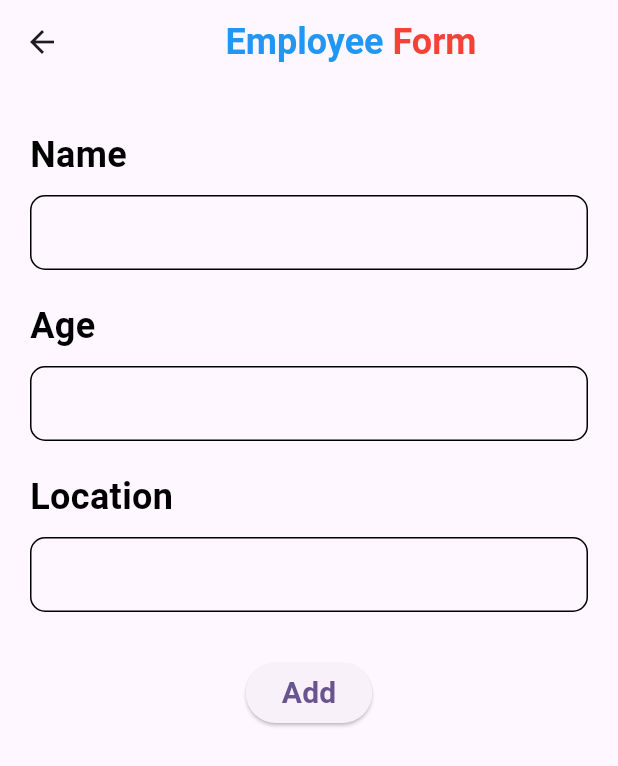
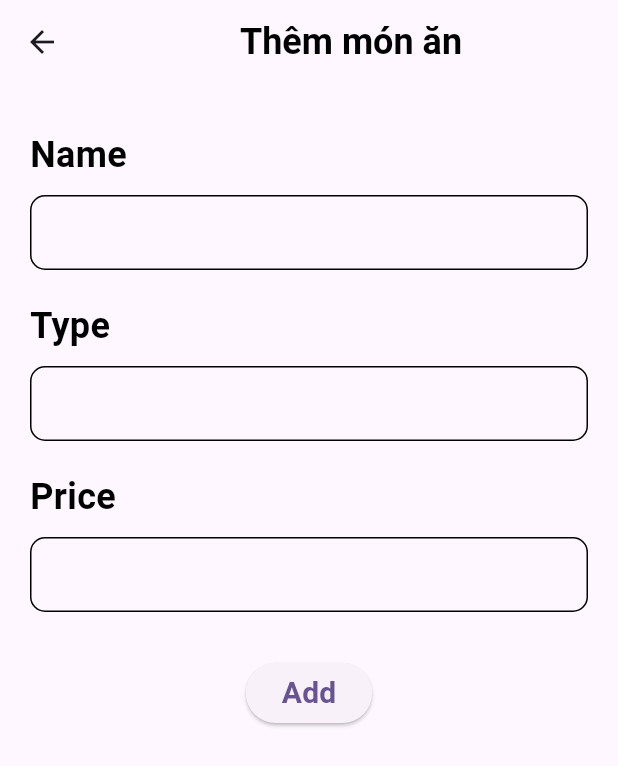
Before and after one commit to zanhoz/crud_gk, a Flutter app: the Home screen opened directly, after a tap on the "add" icon, on a phone screen of 412 x 824 dp. Shown: the top 766 px of the screen. Run offline on Flutter 3.47's test engine with Material 3 defaults, Android fonts, the phone set to English and light mode, and no system bars; our stand-ins replace cloud_firestore, firebase_core, fluttertoast, random_string; accounts and stored records are empty.

Commit message:
day code len lan 2

```diff
--- a/lib/pages/home.dart
+++ b/lib/pages/home.dart
@@ -1,5 +1,5 @@
 import 'package:cloud_firestore/cloud_firestore.dart';
-import 'package:crud_gk/pages/employee.dart';
+import 'package:crud_gk/pages/product.dart';
 import 'package:crud_gk/service/database.dart';
 import 'package:flutter/material.dart';
 
@@ -12,12 +12,12 @@ class Home extends StatefulWidget {
 
 class _HomeState extends State<Home> {
   TextEditingController namecontroller = new TextEditingController();
-  TextEditingController agecontroller = new TextEditingController();
-  TextEditingController locationcontroller = new TextEditingController();
-  Stream? EmployeeStream;
+  TextEditingController producttypecontroller = new TextEditingController();
+  TextEditingController pricecontroller = new TextEditingController();
+  Stream? ProductStream;
 
   getontheload() async{
-    EmployeeStream = await DatabaseMethods().getEmployeeDetails();
+    ProductStream = await DatabaseMethods().getProductDetails();
     setState(() {
 
     });
@@ -28,9 +28,9 @@ class _HomeState extends State<Home> {
     super.initState();
   }
 
-  Widget allEmployeeDetails() {
+  Widget allProductDetails() {
     return StreamBuilder(
-      stream: EmployeeStream,
+      stream: ProductStream,
       builder: (context, AsyncSnapshot snapshot) {
         return snapshot.hasData
             ? ListView.builder(
@@ -67,22 +67,22 @@ class _HomeState extends State<Home> {
                           GestureDetector(
                               onTap: (){
                                 namecontroller.text=ds["Name"];
-                                    agecontroller.text = ds["Age"];
-                                    locationcontroller.text= ds["Location"];
-                                    EditEmployeeDetail(ds["Id"]);
+                                producttypecontroller.text = ds["Type"];
+                                pricecontroller.text= ds["Price"];
+                                EditProductDetail(ds["Id"]);
                               },
                               child: Icon(Icons.edit, color: Colors.red,)),
                           SizedBox(width: 5.0,),
                           GestureDetector(
                               onTap: () async{
-                                      await DatabaseMethods().deleteEmployeeDetail(ds["Id"]);
+                                await DatabaseMethods().deleteProductDetails(ds["Id"]);
 
                               },
                               child: Icon(Icons.delete, color: Colors.red,))
                         ],
                       ),
                       Text(
-                            "Age: "+ds["Age"],
+                        "Type: "+ds["Type"],
                         style: TextStyle(
                           color: Colors.yellow,
                           fontSize: 20.0,
@@ -90,7 +90,7 @@ class _HomeState extends State<Home> {
                         ),
                       ),
                       Text(
-                            "Location: "+ds["Location"],
+                        "Price: "+ds["Price"],
                         style: TextStyle(
                           color: Colors.blue,
                           fontSize: 20.0,
@@ -116,7 +116,7 @@ class _HomeState extends State<Home> {
         onPressed: () {
           Navigator.push(
             context,
-            MaterialPageRoute(builder: (context) => Employee()),
+            MaterialPageRoute(builder: (context) => Product()),
           ); // bam vao + de qua trang moi
         },
         child: Icon(Icons.add),
@@ -150,13 +150,13 @@ class _HomeState extends State<Home> {
         margin: EdgeInsets.only(left: 20.0, right: 20.0, top: 30.0),
         child: Column(
           children: [
-           Expanded(child: allEmployeeDetails()),
+            Expanded(child: allProductDetails()),
           ],
         ),
       ),
     );
   }
-  Future EditEmployeeDetail(String id) => showDialog(context: context, builder: (context)=> AlertDialog(
+  Future EditProductDetail(String id) => showDialog(context: context, builder: (context)=> AlertDialog(
     content: Container(
       child: Column(
         crossAxisAlignment: CrossAxisAlignment.start,
@@ -169,7 +169,7 @@ class _HomeState extends State<Home> {
                 child: Icon(Icons.cancel)),
             SizedBox(width: 60.0,),
             Text(
-               "Edit ",
+              "Sửa",
               style: TextStyle(
                 color: Colors.blue,
                 fontSize: 24.0,
@@ -177,7 +177,7 @@ class _HomeState extends State<Home> {
               ),
             ),
             Text(
-               " detail",
+              " món",
               style: TextStyle(
                 color: Colors.red,
                 fontSize: 20.0,
@@ -212,7 +212,7 @@ class _HomeState extends State<Home> {
 
           SizedBox(height: 20.0),
           Text(
-            "Age",
+            "Type",
             style: TextStyle(
               color: Colors.black,
               fontSize: 20.0,
@@ -228,7 +228,7 @@ class _HomeState extends State<Home> {
               borderRadius: BorderRadius.circular(10),
             ),
             child: TextField(
-              controller: agecontroller,
+              controller: producttypecontroller,
               decoration: InputDecoration(
                 border: InputBorder.none,
               ), // mat cai duong vien
@@ -237,7 +237,7 @@ class _HomeState extends State<Home> {
 
           SizedBox(height: 20.0),
           Text(
-            "Location",
+            "Price",
             style: TextStyle(
               color: Colors.black,
               fontSize: 20.0,
@@ -253,7 +253,7 @@ class _HomeState extends State<Home> {
               borderRadius: BorderRadius.circular(10),
             ),
             child: TextField(
-              controller: locationcontroller,
+              controller: pricecontroller,
               decoration: InputDecoration(
                 border: InputBorder.none,
               ), // mat cai duong vien
@@ -264,10 +264,10 @@ class _HomeState extends State<Home> {
             Map<String, dynamic>updateInfo= {
               "Id": id,
               "Name": namecontroller.text,
-              "Age" : agecontroller.text,
-              "Location" : locationcontroller.text,
+              "Type" : producttypecontroller.text,
+              "Price" : pricecontroller.text,
             };
-            await DatabaseMethods().updateEmployeeDetail(id, updateInfo).then((value){
+            await DatabaseMethods().updateProductDetails(id, updateInfo).then((value){
               Navigator.pop(context);
             });
 
--- a/lib/pages/employee.dart
+++ b/lib/pages/product.dart
@@ -3,17 +3,17 @@ import 'package:flutter/material.dart';
 import 'package:fluttertoast/fluttertoast.dart';
 import 'package:random_string/random_string.dart';
 
-class Employee extends StatefulWidget {
-  const Employee({super.key});
+class Product extends StatefulWidget {
+  const Product({super.key});
 
   @override
-  State<Employee> createState() => _EmployeeState();
+  State<Product> createState() => _ProductState();
 }
 
-class _EmployeeState extends State<Employee> {
+class _ProductState extends State<Product> {
   TextEditingController namecontroller = new TextEditingController();
-  TextEditingController agecontroller = new TextEditingController();
-  TextEditingController locationcontroller = new TextEditingController();
+  TextEditingController producttypecontroller = new TextEditingController();
+  TextEditingController pricecontroller = new TextEditingController();
 
   @override
   Widget build(BuildContext context) {
@@ -24,17 +24,17 @@ class _EmployeeState extends State<Employee> {
           // căn chỉnh tiêu đề ở giữa
           children: [
             Text(
-              "Employee",
+              "Thêm",
               style: TextStyle(
-                color: Colors.blue,
+                color: Colors.black,
                 fontSize: 24.0,
                 fontWeight: FontWeight.bold,
               ),
             ),
             Text(
-              " Form",
+              " món ăn",
               style: TextStyle(
-                color: Colors.red,
+                color: Colors.black,
                 fontSize: 24.0,
                 fontWeight: FontWeight.bold,
               ),
@@ -73,7 +73,7 @@ class _EmployeeState extends State<Employee> {
 
             SizedBox(height: 20.0),
             Text(
-              "Age",
+              "Type",
               style: TextStyle(
                 color: Colors.black,
                 fontSize: 24.0,
@@ -89,7 +89,7 @@ class _EmployeeState extends State<Employee> {
                 borderRadius: BorderRadius.circular(10),
               ),
               child: TextField(
-                controller: agecontroller,
+                controller: producttypecontroller,
                 decoration: InputDecoration(
                   border: InputBorder.none,
                 ), // mat cai duong vien
@@ -98,7 +98,7 @@ class _EmployeeState extends State<Employee> {
 
             SizedBox(height: 20.0),
             Text(
-              "Location",
+              "Price",
               style: TextStyle(
                 color: Colors.black,
                 fontSize: 24.0,
@@ -114,7 +114,7 @@ class _EmployeeState extends State<Employee> {
                 borderRadius: BorderRadius.circular(10),
               ),
               child: TextField(
-                controller: locationcontroller,
+                controller: pricecontroller,
                 decoration: InputDecoration(
                   border: InputBorder.none,
                 ), // mat cai duong vien
@@ -125,13 +125,13 @@ class _EmployeeState extends State<Employee> {
               child: ElevatedButton(
                 onPressed: () async {
                   String Id = randomAlphaNumeric(10);
-                  Map<String, dynamic> employeeInfoMap = {
+                  Map<String, dynamic> productInfoMap = {
                     "Id" : Id,
                     "Name": namecontroller.text,
-                    "Age": agecontroller.text,
-                    "Location": locationcontroller.text,
+                    "Type": producttypecontroller.text,
+                    "Price": pricecontroller.text,
                   };
-await DatabaseMethods().addEmployeeDetails(employeeInfoMap, Id).then((value) {
+                  await DatabaseMethods().addProductDetails(productInfoMap, Id).then((value) {
                     Fluttertoast.showToast(
                         msg: "Đã tải thành công nhen...",
                         toastLength: Toast.LENGTH_SHORT,
--- a/lib/service/database.dart
+++ b/lib/service/database.dart
@@ -1,29 +1,29 @@
 import 'package:cloud_firestore/cloud_firestore.dart';
 
 class DatabaseMethods {
-  Future addEmployeeDetails(Map<String, dynamic> employeeInfoMap,
+  Future addProductDetails(Map<String, dynamic> employeeInfoMap,
       String id,) async {
     return await FirebaseFirestore.instance
-        .collection("Employee")
+        .collection("Product")
         .doc(id)
         .set(employeeInfoMap);
   }
 
-  Future<Stream<QuerySnapshot>> getEmployeeDetails() async {
-    return await FirebaseFirestore.instance.collection("Employee").snapshots();
+  Future<Stream<QuerySnapshot>> getProductDetails() async {
+    return await FirebaseFirestore.instance.collection("Product").snapshots();
   }
 
-  Future updateEmployeeDetail(String id,
+  Future updateProductDetails(String id,
       Map<String, dynamic> updateInfo,) async {
     return await FirebaseFirestore.instance
-        .collection("Employee")
+        .collection("Product")
         .doc(id)
         .update(updateInfo);
   }
 
-  Future deleteEmployeeDetail(String id) async {
+  Future deleteProductDetails(String id) async {
     return await FirebaseFirestore.instance
-        .collection("Employee") // Đảm bảo tên collection chính xác
+        .collection("Product") // Đảm bảo tên collection chính xác
         .doc(id)
         .delete();
   }
--- a/pubspec.yaml
+++ b/pubspec.yaml
@@ -30,6 +30,8 @@ environment:
 dependencies:
   flutter:
     sdk: flutter
+  firebase_auth: ^5.5.1
+
 
   # The following adds the Cupertino Icons font to your application.
   # Use with the CupertinoIcons class for iOS style icons.
```
Also changed, not shown: lib/main.dart (+2 -104 lines), lib/pages/login.dart (added, +92 -0 lines), lib/pages/register.dart (added, +94 -0 lines), pubspec.lock, 1 other file. Lines whose indentation alone changed are shown as unchanged.
